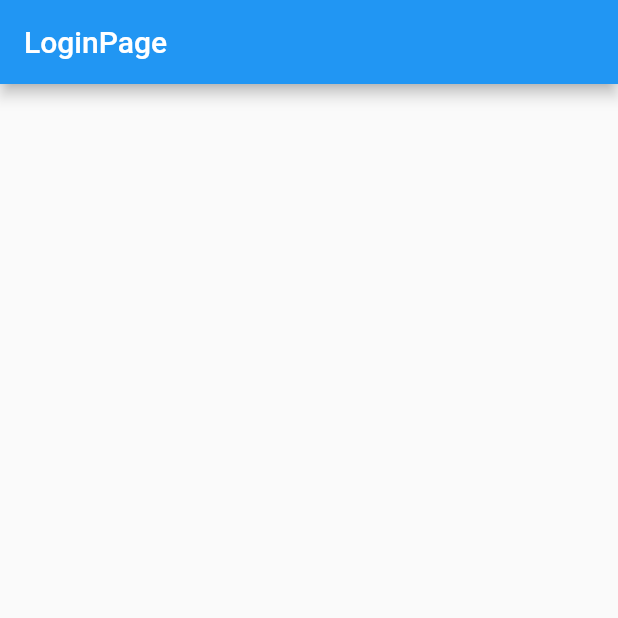
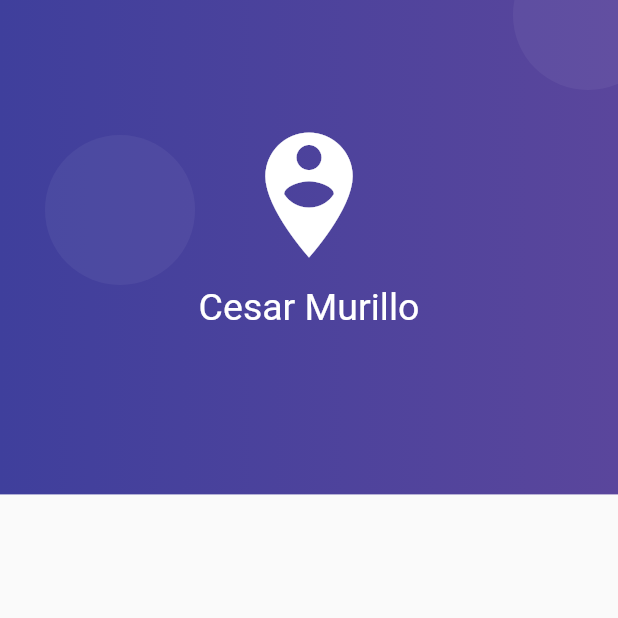
Before and after one commit to zesaru/formvalidationflutter, a Flutter app: the screen it shows after launch, on a phone screen of 412 x 824 dp, the top half of it. Run offline on Flutter 3.47's test engine with Material 2 defaults, Android fonts, the phone set to English and light mode, and no system bars.

Commit message:
diseno de fondo de pantalla login

```diff
--- a/lib/src/pages/login_page.dart
+++ b/lib/src/pages/login_page.dart
@@ -4,9 +4,64 @@ class LoginPage extends StatelessWidget {
   @override
   Widget build(BuildContext context) {
     return Scaffold(
-      appBar: AppBar(
-        title: Text('LoginPage'),
+      body: Stack(
+        children: <Widget>[
+          _crearFondo(context),
+        ],
       ),
     );
   }
 }
+
+Widget _crearFondo(BuildContext context) {
+  final size = MediaQuery.of(context).size;
+  final fondoMorado = Container(
+    height: size.height * 0.40,
+    width: double.infinity,
+    decoration: BoxDecoration(
+        gradient: LinearGradient(colors: <Color>[
+      Color.fromRGBO(63, 63, 156, 1.0),
+      Color.fromRGBO(90, 70, 156, 1.0),
+    ])),
+  );
+
+  final circulo = Container(
+    width: 100.0,
+    height: 100.0,
+    decoration: BoxDecoration(
+      borderRadius: BorderRadius.circular(100.0),
+      color: Color.fromRGBO(255, 255, 255, 0.05),
+    ),
+  );
+  return Stack(
+    children: <Widget>[
+      fondoMorado,
+      //este widget permite poner el circulo en cualquier ubicacion de un stack
+      Positioned(top: 90.0, left: 30.0, child: circulo),
+      Positioned(top: -40.0, right: -30.0, child: circulo),
+      Positioned(bottom: -50.0, right: -10.0, child: circulo),
+      Positioned(bottom: 120.0, right: 20.0, child: circulo),
+      Positioned(bottom: -50.0, left: -20.0, child: circulo),
+      Container(
+        padding: EdgeInsets.only(top: 80.0),
+        child: Column(
+          children: <Widget>[
+            Icon(
+              Icons.person_pin_circle,
+              color: Colors.white,
+              size: 100.0,
+            ),
+            SizedBox(
+              height: 10.0,
+              width: double.infinity,
+            ),
+            Text(
+              'Cesar Murillo',
+              style: TextStyle(color: Colors.white, fontSize: 25.0),
+            )
+          ],
+        ),
+      )
+    ],
+  );
+}
```
